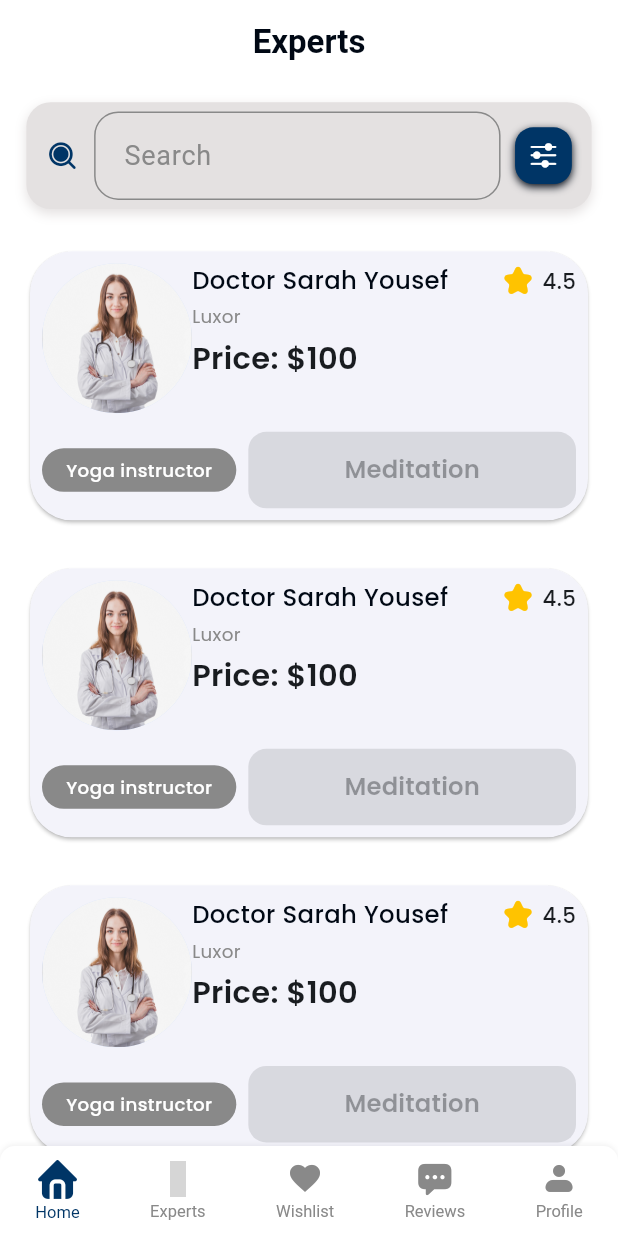
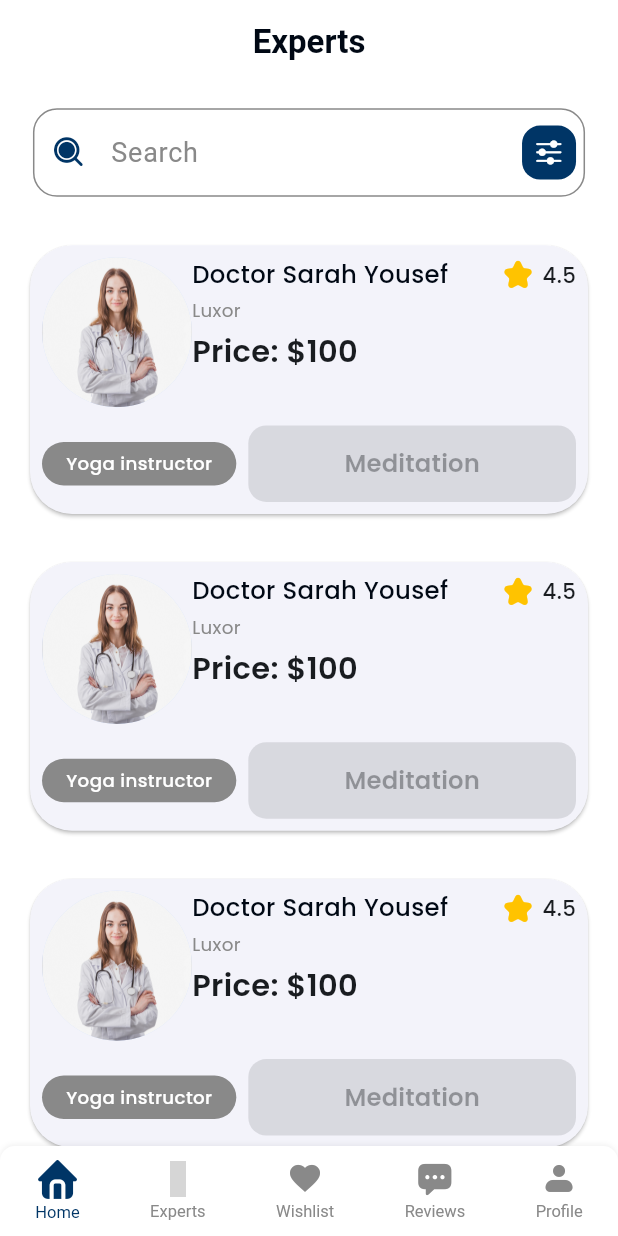
Before and after one commit to mazenwahed0/soul_trip, a Flutter app: the ExpertsScreen screen opened by its route, on a phone screen of 412 x 824 dp. Run offline on Flutter 3.47's test engine with Material 3 defaults, Android fonts, the phone set to English and light mode, and no system bars; our stand-ins replace animate_do, animated_text_kit, cached_network_image, connectivity_plus, easy_localization, equatable and 10 more; missing offline and left inert: solar_icon_pack; accounts and stored records are empty; grey boxes are pictures that could not be loaded.

Commit message:
edit searchBar widget

```diff
--- a/lib/features/experts/ui/widgets/ExpertItem.dart
+++ b/lib/features/experts/ui/widgets/ExpertItem.dart
@@ -1,9 +1,9 @@
 import 'package:flutter/material.dart';
-import 'package:flutter_screenutil/flutter_screenutil.dart';
+
 import 'package:go_router/go_router.dart';
 import 'package:soul_trip/core/routing/routes.dart';
 import 'package:soul_trip/core/theme/colors.dart';
-import 'package:soul_trip/core/theme/soultrip_icons.dart';
+
 import 'package:soul_trip/core/theme/text_style.dart';
 import 'package:soul_trip/core/widgets/custom_button.dart';
 import 'package:soul_trip/features/experts/ui/widgets/widthspace_and%20_heigthspace%20_widget.dart';
@@ -15,8 +15,7 @@ class ExpertItem extends StatelessWidget {
   Widget build(BuildContext context) {
     return GestureDetector(
       onTap: () {
-      GoRouter.of(context).push(Routes.expertsDetailsView);
-
+        GoRouter.of(context).push(Routes.expertsDetailsView);
       },
       child: Padding(
         padding: const EdgeInsets.symmetric(horizontal: 16, vertical: 12),
@@ -37,7 +36,7 @@ class ExpertItem extends StatelessWidget {
                       radius: 50,
                       backgroundImage: AssetImage("assets/images/doctor.png"),
                     ),
-                    heightSpace(12.h),
+                    heightSpace(12),
                     Expanded(
                       child: Column(
                         crossAxisAlignment: CrossAxisAlignment.start,
@@ -48,14 +47,14 @@ class ExpertItem extends StatelessWidget {
                               color: ColorTheme().blackColor,
                             ),
                           ),
-                  heightSpace(4.h),
+                          heightSpace(4),
                           Text(
                             "Luxor",
                             style: AppTextStyles.regular12().copyWith(
                               color: ColorTheme().grayMedium,
                             ),
                           ),
-                     heightSpace(4.h),
+                          heightSpace(4),
                           Text(
                             "Price: \$100",
                             style: AppTextStyles.semiBold20(),
@@ -63,11 +62,11 @@ class ExpertItem extends StatelessWidget {
                         ],
                       ),
                     ),
-                    widthSpace(8.w),
+                    widthSpace(8),
                     StarsWidget(),
                   ],
                 ),
-                heightSpace(12.h),
+                heightSpace(12),
                 Row(
                   spacing: 8,
                   mainAxisAlignment: MainAxisAlignment.spaceBetween,
--- a/lib/features/experts/ui/widgets/SearchBarWidget.dart
+++ b/lib/features/experts/ui/widgets/SearchBarWidget.dart
@@ -1,5 +1,6 @@
 import 'package:flutter/material.dart';
 import 'package:flutter_screenutil/flutter_screenutil.dart';
+import 'package:go_router/go_router.dart';
 import 'package:soul_trip/core/model/text_field_model/text_field_model.dart';
 import 'package:soul_trip/core/theme/colors.dart';
 import 'package:soul_trip/core/theme/soultrip_icons.dart';
@@ -14,26 +15,11 @@ class SearchBarWidget extends StatelessWidget {
   @override
   Widget build(BuildContext context) {
     return Padding(
-      padding: EdgeInsets.symmetric(horizontal: 16.w, vertical: 12.h),
-      child: Container(
-        padding: EdgeInsets.symmetric(horizontal: 12.w, vertical: 6.h),
-        decoration: BoxDecoration(
-          color: ColorTheme().grayVeryLight,
-          borderRadius: BorderRadius.circular(16.r),
-          boxShadow: [
-            BoxShadow(
-              color: ColorTheme().grayVeryLight,
-              blurRadius: 6,
-              offset: Offset(0, 3),
-            ),
-          ],
-        ),
-        child: Row(
+      padding: EdgeInsets.symmetric(horizontal: 20.w, vertical: 16.h),
+      child: Stack(
+        alignment: Alignment.centerRight,
         children: [
-            Icon(Soultrip.search, color: ColorTheme().primaryBlue, size: 22.sp),
-            widthSpace(8.w),
-            Expanded(
-              child: CustomTextFormField(
+          CustomTextFormField(
             textFieldModel: TextFieldModel(
               controller: searchController,
               keyboardType: TextInputType.text,
@@ -41,32 +27,31 @@ class SearchBarWidget extends StatelessWidget {
               validator: null,
               maxLines: 1,
               ischangeColor: true,
+              icon: Soultrip.search,
             ),
           ),
-            ),
-            widthSpace(8.w),
-            Container(
-              padding: EdgeInsets.all(8.w),
+          Positioned(
+            right: 6,
+            child: GestureDetector(
+              onTap: () {
+                // GoRouter.of(context).push("location");
+              },
+              child: Container(
+                padding: EdgeInsets.all(8),
                 decoration: BoxDecoration(
                   color: ColorTheme().primaryBlue,
-                borderRadius: BorderRadius.circular(12.r),
-                boxShadow: [
-                  BoxShadow(
-                    color: ColorTheme().blackColor,
-                    blurRadius: 4,
-                    offset: Offset(0, 2),
-                  ),
-                ],
+                  borderRadius: BorderRadius.circular(12),
                 ),
                 child: Icon(
                   Soultrip.filter,
                   color: ColorTheme().whiteColor,
-                size: 20.sp,
+                  size: 20,
+                ),
+              ),
             ),
           ),
         ],
       ),
-      ),
     );
   }
 }
```
Also changed, not shown: pubspec.lock. Lines whose indentation alone changed are shown as unchanged.
